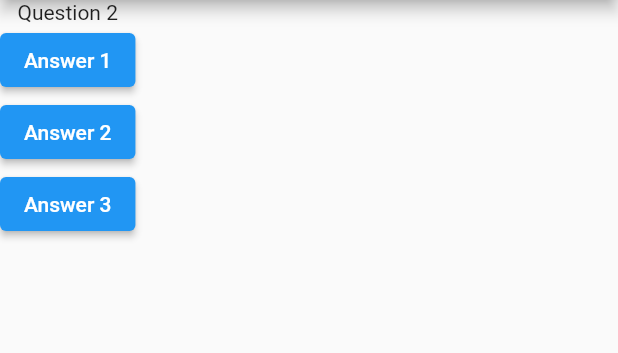
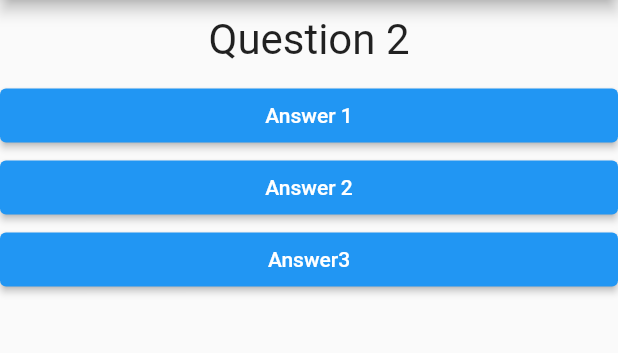
Before and after one commit to Keepingshtum/LearningFlutter, a Flutter app: the screen it shows after launch, after a tap on "Answer 1", on a phone screen of 412 x 824 dp, the part 84-437 px from its top. Run offline on Flutter 3.47's test engine with Material 2 defaults, Android fonts, the phone set to English and light mode, and no system bars.

Commit message:
Splitting Answer button into separate module

```diff
--- /dev/null
+++ b/first_app/lib/answer.dart
@@ -0,0 +1,17 @@
+import 'package:flutter/cupertino.dart';
+import 'package:flutter/material.dart';
+
+class Answer extends StatelessWidget {
+  final VoidCallback selectHandler;
+  final String answerText;
+
+  const Answer(this.selectHandler, this.answerText);
+
+  @override
+  Widget build(BuildContext context) {
+    return Container(
+      width: double.infinity,
+      child: ElevatedButton(onPressed: selectHandler, child: Text(answerText)),
+    );
+  }
+}
--- a/first_app/lib/main.dart
+++ b/first_app/lib/main.dart
@@ -1,5 +1,6 @@
 import 'package:flutter/material.dart';
 import './question.dart';
+import './answer.dart';
 
 void main(List<String> args) {
   runApp(FirstApp());
@@ -13,14 +14,27 @@ class FirstApp extends StatefulWidget {
 }
 
 class FirstAppState extends State<FirstApp> {
-  var questions = ["Question 1", "Question 2", "Question 3"];
+  static const questions = [
+    {
+      "questionText": "Question 1",
+      'answers': ["Answer 1", "Answer 2", "Answer3"],
+    },
+    {
+      "questionText": "Question 2",
+      'answers': ["Answer 1", "Answer 2", "Answer3"],
+    },
+    {
+      "questionText": "Question 3",
+      'answers': ["Answer 1", "Answer 2", "Answer3"],
+    }
+  ];
   var _questionIndex = 0;
 
-  void answerQuestion() {
+  void _answerQuestion() {
     setState(() {
       _questionIndex += 1;
       if (_questionIndex >= questions.length) {
-        _questionIndex -= 1;
+        _questionIndex = 0;
       }
     });
     print(_questionIndex);
@@ -35,10 +49,11 @@ class FirstAppState extends State<FirstApp> {
         ),
         body: Column(
           children: [
-            Question(questions[_questionIndex]),
-            ElevatedButton(onPressed: answerQuestion, child: Text("Answer 1")),
-            ElevatedButton(onPressed: answerQuestion, child: Text("Answer 2")),
-            ElevatedButton(onPressed: answerQuestion, child: Text("Answer 3")),
+            Question(questions[_questionIndex]["questionText"] as String),
+            ...(questions[_questionIndex]["answers"] as List<String>)
+                .map((answer) {
+              return (Answer(_answerQuestion, answer));
+            }).toList()
           ],
         ),
       ),
--- a/first_app/lib/question.dart
+++ b/first_app/lib/question.dart
@@ -7,6 +7,14 @@ class Question extends StatelessWidget {
 
   @override
   Widget build(BuildContext context) {
-    return Text(questionText);
+    return Container(
+      width: double.infinity,
+      margin: EdgeInsets.all(10),
+      child: Text(
+        questionText,
+        style: TextStyle(fontSize: 28),
+        textAlign: TextAlign.center,
+      ),
+    );
   }
 }
```
